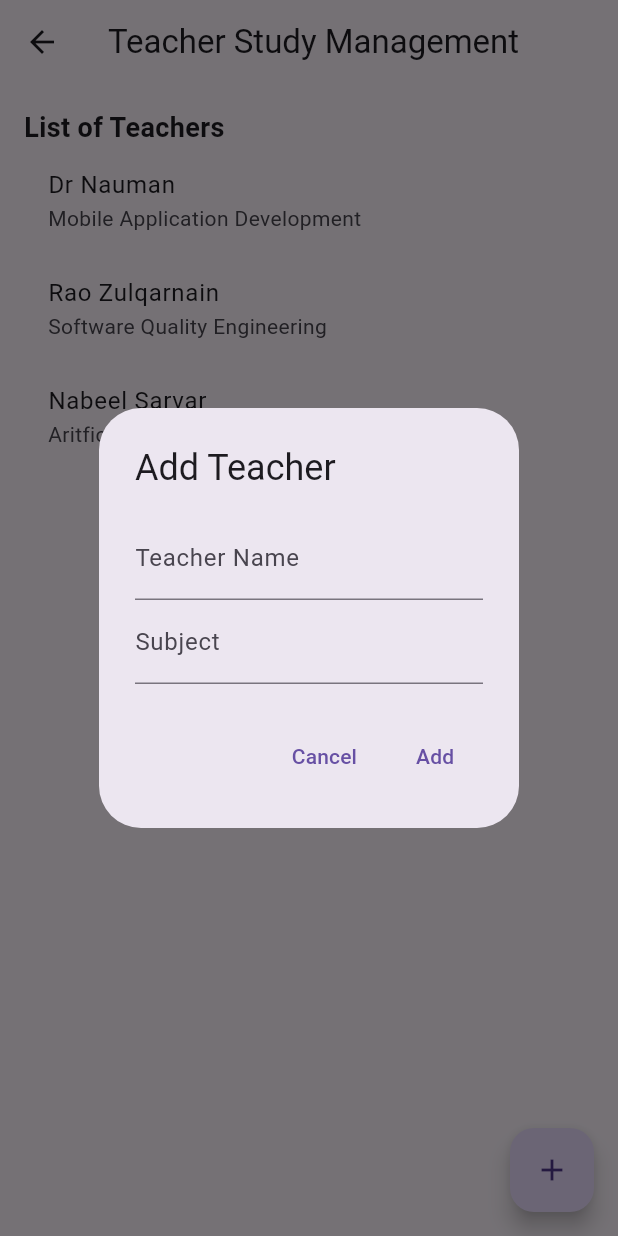
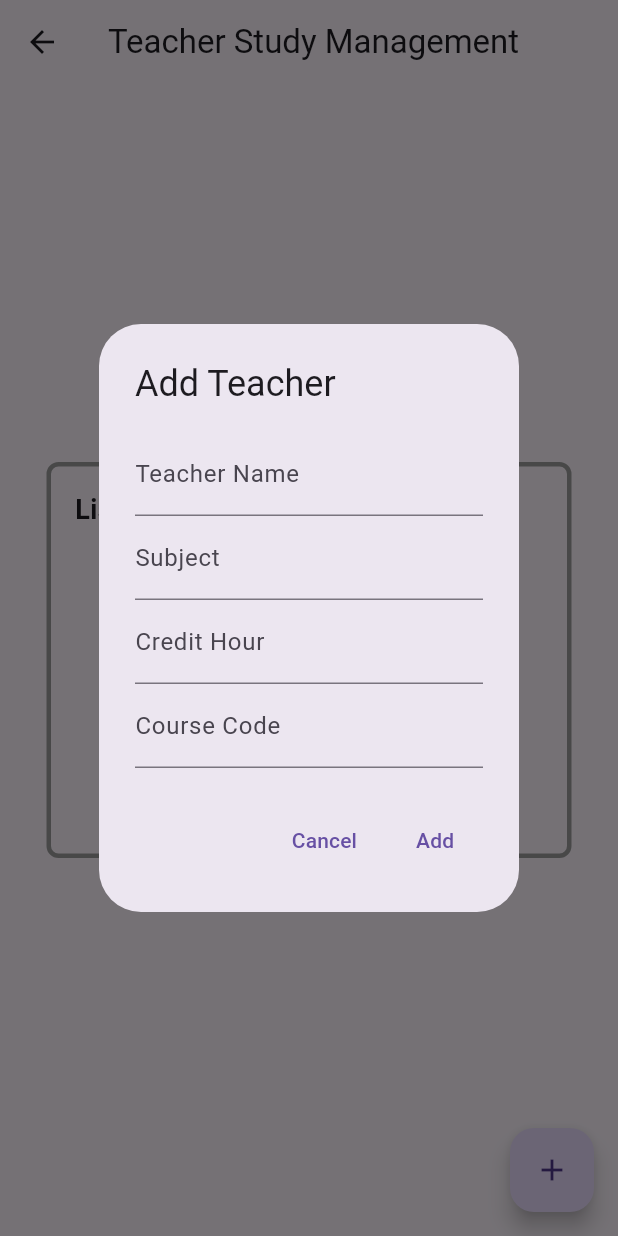
Before and after one commit to saimsajid123/Scheme-of-Study-Management-By-Muhammad-Saim-Sajid-And-Huzaifa-Qureshi-In-Flutter-With-Firebase, a Flutter app: the TeacherStudyManagementScreen screen opened directly, after a tap on the "add" icon, on a phone screen of 412 x 824 dp. Run offline on Flutter 3.47's test engine with Material 3 defaults, Android fonts, the phone set to English and light mode, and no system bars.

Commit message:
Update main.dart

```diff
--- a/lib/main.dart
+++ b/lib/main.dart
@@ -166,7 +166,7 @@ class IntegratedDashboard extends StatelessWidget {
                       ),
                     );
                   },
-                  child: const Text('Teacher'),
+                  child: const Text('Teacher and Courses'),
                 ),
                 ElevatedButton(
                   onPressed: () {
@@ -341,9 +341,16 @@ class _StudentStudyManagementScreenState extends State<StudentStudyManagementScr
       appBar: AppBar(
         title: const Text('Student Study Management'),
       ),
-      body: Padding(
+      body: Center(
+        child: Container(
+          decoration: BoxDecoration(
+            border: Border.all(color: Colors.grey, width: 3),
+            borderRadius: BorderRadius.circular(8),
+          ),
           padding: const EdgeInsets.all(16.0),
+          width: 350,
           child: Column(
+            mainAxisSize: MainAxisSize.min,
             crossAxisAlignment: CrossAxisAlignment.start,
             children: [
               const Text(
@@ -351,7 +358,7 @@ class _StudentStudyManagementScreenState extends State<StudentStudyManagementScr
                 style: TextStyle(fontSize: 18, fontWeight: FontWeight.bold),
               ),
               SizedBox(
-              height: 200, // Adjust the height according to your UI requirements
+                height: 200,
                 child: ListView.builder(
                   itemCount: _students.length,
                   itemBuilder: (context, index) {
@@ -366,9 +373,10 @@ class _StudentStudyManagementScreenState extends State<StudentStudyManagementScr
             ],
           ),
         ),
+      ),
       floatingActionButton: FloatingActionButton(
         onPressed: () => _showAddStudentForm(context),
-        child: Icon(Icons.add),
+        child: const Icon(Icons.add),
       ),
     );
   }
@@ -469,14 +477,16 @@ class TeacherStudyManagementScreen extends StatefulWidget {
 
 class TeacherStudyManagementScreenState extends State<TeacherStudyManagementScreen> {
   final List<Teacher> _teachers = [
-    Teacher(name: 'Dr Nauman', subject: 'Mobile Application Development'),
-    Teacher(name: 'Rao Zulqarnain', subject: 'Software Quality Engineering'),
-    Teacher(name: 'Nabeel Sarvar', subject: 'Aritficial Intelligence'),
-    Teacher(name: 'Hafiz Utaullah', subject: 'Formal Methods'),
+    Teacher(name: 'Dr Nauman', subject: 'Mobile Application Development', courseHour: '3', courseCode: 'CS101'),
+    Teacher(name: 'Rao Zulqarnain', subject: 'Software Quality Engineering', courseHour: '3', courseCode: 'CS102'),
+    Teacher(name: 'Nabeel Sarvar', subject: 'Artificial Intelligence', courseHour: '4', courseCode: 'CS103'),
+    Teacher(name: 'Hafiz Utaullah', subject: 'Formal Methods', courseHour: '3', courseCode: 'CS104'),
   ];
 
   final TextEditingController _teacherNameController = TextEditingController();
   final TextEditingController _subjectController = TextEditingController();
+  final TextEditingController _courseHourController = TextEditingController();
+  final TextEditingController _courseCodeController = TextEditingController();
 
   @override
   Widget build(BuildContext context) {
@@ -484,9 +494,16 @@ class TeacherStudyManagementScreenState extends State<TeacherStudyManagementScre
       appBar: AppBar(
         title: const Text('Teacher Study Management'),
       ),
-      body: Padding(
+      body: Center(
+        child: Container(
+          decoration: BoxDecoration(
+            border: Border.all(color: Colors.grey, width: 3),
+            borderRadius: BorderRadius.circular(8),
+          ),
           padding: const EdgeInsets.all(16.0),
+          width: 350,
           child: Column(
+            mainAxisSize: MainAxisSize.min,
             crossAxisAlignment: CrossAxisAlignment.start,
             children: [
               const Text(
@@ -501,7 +518,7 @@ class TeacherStudyManagementScreenState extends State<TeacherStudyManagementScre
                     final teacher = _teachers[index];
                     return ListTile(
                       title: Text(teacher.name),
-                    subtitle: Text(teacher.subject.isNotEmpty ? teacher.subject : 'No subject'),
+                      subtitle: Text('${teacher.subject}, Course Hour: ${teacher.courseHour}, Course Code: ${teacher.courseCode}'),
                     );
                   },
                 ),
@@ -509,9 +526,10 @@ class TeacherStudyManagementScreenState extends State<TeacherStudyManagementScre
             ],
           ),
         ),
+      ),
       floatingActionButton: FloatingActionButton(
         onPressed: _showAddTeacherForm,
-        child: Icon(Icons.add),
+        child: const Icon(Icons.add),
       ),
     );
   }
@@ -539,6 +557,18 @@ class TeacherStudyManagementScreenState extends State<TeacherStudyManagementScre
                     labelText: 'Subject',
                   ),
                 ),
+                TextField(
+                  controller: _courseHourController,
+                  decoration: const InputDecoration(
+                    labelText: 'Credit Hour',
+                  ),
+                ),
+                TextField(
+                  controller: _courseCodeController,
+                  decoration: const InputDecoration(
+                    labelText: 'Course Code',
+                  ),
+                ),
               ],
             ),
           ),
@@ -562,11 +592,15 @@ class TeacherStudyManagementScreenState extends State<TeacherStudyManagementScre
   void _addTeacher() {
     final teacherName = _teacherNameController.text.trim();
     final subject = _subjectController.text.trim();
+    final courseHour = _courseHourController.text.trim();
+    final courseCode = _courseCodeController.text.trim();
 
-    if (teacherName.isNotEmpty && subject.isNotEmpty) {
+    if (teacherName.isNotEmpty && subject.isNotEmpty && courseHour.isNotEmpty && courseCode.isNotEmpty) {
       final newTeacher = Teacher(
         name: teacherName,
         subject: subject,
+        courseHour: courseHour,
+        courseCode: courseCode,
       );
 
       setState(() {
@@ -589,16 +623,22 @@ class TeacherStudyManagementScreenState extends State<TeacherStudyManagementScre
   void _clearFields() {
     _teacherNameController.clear();
     _subjectController.clear();
+    _courseHourController.clear();
+    _courseCodeController.clear();
   }
 }
 
 class Teacher {
   final String name;
   final String subject;
+  final String courseHour;
+  final String courseCode;
 
   Teacher({
     required this.name,
     required this.subject,
+    required this.courseHour,
+    required this.courseCode,
   });
 }
 
```
Lines whose indentation alone changed are shown as unchanged.
